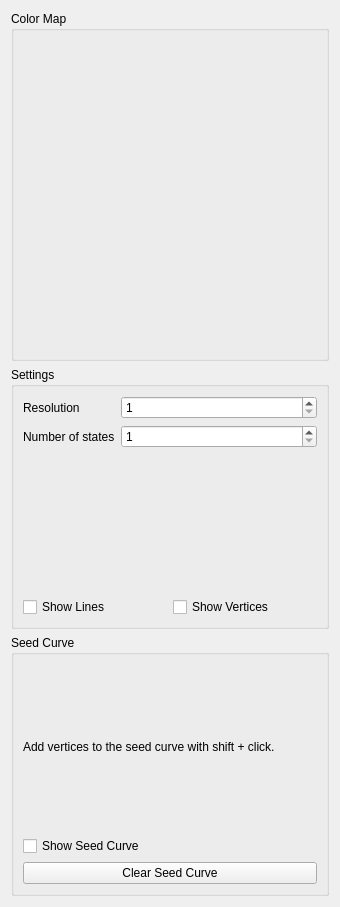
Old version of the form smoke/view/streamsurfacestab.ui in the repository bvanloon/Scientific-Visualization.
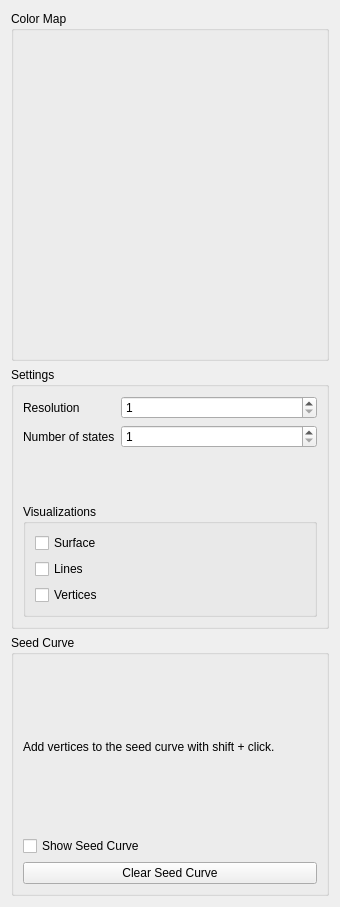
New version of the form. Custom widgets are drawn as their Qt base class.

Commit message: Add surface checkbox to the ui.

What changed in the file:
```diff
--- a/smoke/view/streamsurfacestab.ui
+++ b/smoke/view/streamsurfacestab.ui
@@ -104,22 +104,34 @@
        </layout>
       </item>
       <item>
-       <layout class="QHBoxLayout" name="horizontalLayout">
+       <widget class="QGroupBox" name="groupBox">
+        <property name="title">
+         <string>Visualizations</string>
+        </property>
+        <layout class="QVBoxLayout" name="verticalLayout_6">
+         <item>
+          <widget class="QCheckBox" name="showSurfaceCheckBox">
+           <property name="text">
+            <string>Surface</string>
+           </property>
+          </widget>
+         </item>
         <item>
          <widget class="QCheckBox" name="showLinesCheckBox">
           <property name="text">
-           <string>Show Lines</string>
+            <string>Lines</string>
           </property>
          </widget>
         </item>
         <item>
          <widget class="QCheckBox" name="showVerticesCheckBox">
           <property name="text">
-           <string>Show Vertices</string>
+            <string>Vertices</string>
           </property>
          </widget>
         </item>
        </layout>
+       </widget>
       </item>
      </layout>
     </widget>
```
Lines whose indentation alone changed are shown as unchanged.
